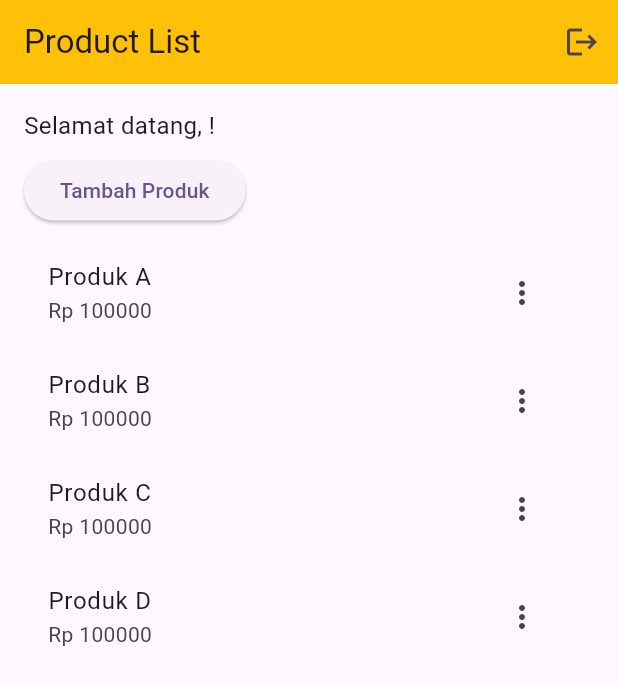
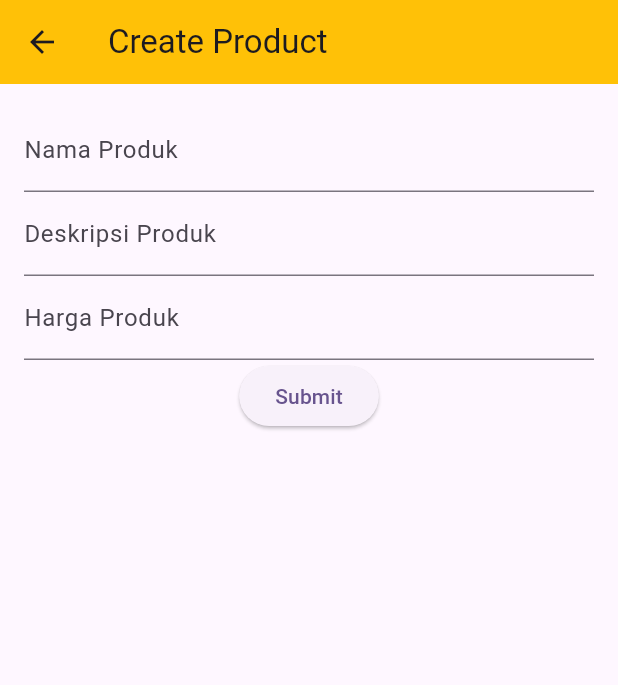
Before and after one commit to bpkcongli/store_app, a Flutter app: the ProductListScreen screen opened directly with empty values, after a tap on "Tambah Produk", on a phone screen of 412 x 824 dp. Shown: the top 685 px of the screen. Run offline on Flutter 3.47's test engine with Material 3 defaults, Android fonts, the phone set to English and light mode, and no system bars.

Commit message:
feat: product form screen

```diff
--- /dev/null
+++ b/lib/exceptions/product_invalid_state_exception.dart
@@ -0,0 +1,5 @@
+class ProductInvalidStateException implements Exception {
+  final String cause;
+
+  ProductInvalidStateException(this.cause);
+}
--- /dev/null
+++ b/lib/screens/product_form_screen.dart
@@ -0,0 +1,119 @@
+import 'package:flutter/material.dart';
+import '../controllers/product_controller.dart';
+import '../exceptions/product_invalid_state_exception.dart';
+
+class ProductFormScreen extends StatefulWidget {
+  final String? productId;
+  final ProductController productController;
+
+  const ProductFormScreen({ super.key, required this.productController, this.productId });
+
+  @override
+  State<ProductFormScreen> createState() => _ProductFormScreenState();
+}
+
+class _ProductFormScreenState extends State<ProductFormScreen> {
+  final String currency = 'Rp';
+  late TextEditingController _nameController;
+  late TextEditingController _descriptionController;
+  late TextEditingController _priceController;
+
+  @override
+  void initState() {
+    super.initState();
+
+    if (widget.productId == null) {
+      _nameController = TextEditingController();
+      _descriptionController = TextEditingController();
+      _priceController = TextEditingController();
+    } else {
+      final product = widget.productController.getSpecificProduct(widget.productId as String);
+
+      _nameController = TextEditingController(text: product.name);
+      _descriptionController = TextEditingController(text: product.description);
+      _priceController = TextEditingController(text: product.price.round().toString());
+    }
+  }
+
+  @override
+  void dispose() {
+    super.dispose();
+
+    _nameController.dispose();
+    _descriptionController.dispose();
+    _priceController.dispose();
+  }
+
+  void onPressedSubmitButtonHandler() {
+    try {
+      final name = _nameController.text;
+      final description = _descriptionController.text;
+      final price = double.parse(_priceController.text);
+
+      if (widget.productId == null) {
+        widget.productController.addNewProduct(name, description, price);
+        _showSnackBar(context, 'Produk berhasil ditambahkan.');
+      } else {
+        widget.productController.editProduct(widget.productId as String, name, description, price);
+        _showSnackBar(context, 'Produk berhasil diedit.');
+      }
+
+      Navigator.pop(context);
+    } on ProductInvalidStateException catch (_) {
+      _showSnackBar(context, 'Data yang Anda masukkan tidak valid.');
+    }
+  }
+
+  @override
+  Widget build(BuildContext context) {
+    return Scaffold(
+      appBar: AppBar(
+        backgroundColor: Colors.amber,
+        title: Text(widget.productId == null ? 'Create Product' : 'Edit Product'),
+      ),
+      body: Padding(
+        padding: const EdgeInsets.all(16),
+        child: Column(
+          children: [
+            TextField(
+              controller: _nameController,
+              decoration: const InputDecoration(
+                label: Text('Nama Produk'),
+                hintText: 'Masukkan nama produk',
+              ),
+            ),
+            TextField(
+              controller: _descriptionController,
+              decoration: const InputDecoration(
+                label: Text('Deskripsi Produk'),
+                hintText: 'Masukkan deskripsi produk',
+              ),
+            ),
+            TextField(
+              controller: _priceController,
+              keyboardType: TextInputType.number,
+              decoration: InputDecoration(
+                label: const Text('Harga Produk'),
+                hintText: 'Masukkan harga produk',
+                prefix: Padding(
+                  padding: const EdgeInsets.only(right: 8),
+                  child: Text(currency),
+                ),
+              ),
+            ),
+            ElevatedButton(
+              onPressed: onPressedSubmitButtonHandler,
+              child: const Text('Submit'),
+            ),
+          ],
+        ),
+      ),
+    );
+  }
+
+  void _showSnackBar(BuildContext context, String message) {
+    ScaffoldMessenger.of(context).showSnackBar(SnackBar(
+      content: Text(message),
+    ));
+  }
+}
--- a/lib/screens/product_list_screen.dart
+++ b/lib/screens/product_list_screen.dart
@@ -2,6 +2,7 @@ import 'package:flutter/material.dart';
 import '../controllers/login_controller.dart';
 import '../controllers/product_controller.dart';
 import '../screens/login_screen.dart';
+import '../screens/product_form_screen.dart';
 
 class ProductListScreen extends StatelessWidget {
   final String username;
@@ -47,7 +48,9 @@ class ProductListScreen extends StatelessWidget {
                 const SizedBox(height: 8),
                 ElevatedButton(
                   onPressed: () {
-                    // TODO: Redirect to product form screen
+                    Navigator.of(context).push(MaterialPageRoute(builder: (context) {
+                      return ProductFormScreen(productController: controller);
+                    }));
                   },
                   child: const Text('Tambah Produk'),
                 ),
@@ -75,7 +78,9 @@ class ProductListScreen extends StatelessWidget {
                       onSelected: (String option) {
                         switch (option) {
                           case 'Edit': {
-                            // TODO: Redirect to product form screen
+                            Navigator.of(context).push(MaterialPageRoute(builder: (context) {
+                              return ProductFormScreen(productController: controller, productId: product.id);
+                            }));
                           }
                           case 'Delete': {
                             final deleteProductResult = controller.deleteProduct(product.id);
```
Also changed, not shown: lib/controllers/product_controller.dart (+35 -1 lines), lib/models/product.dart (+8 -0 lines).
